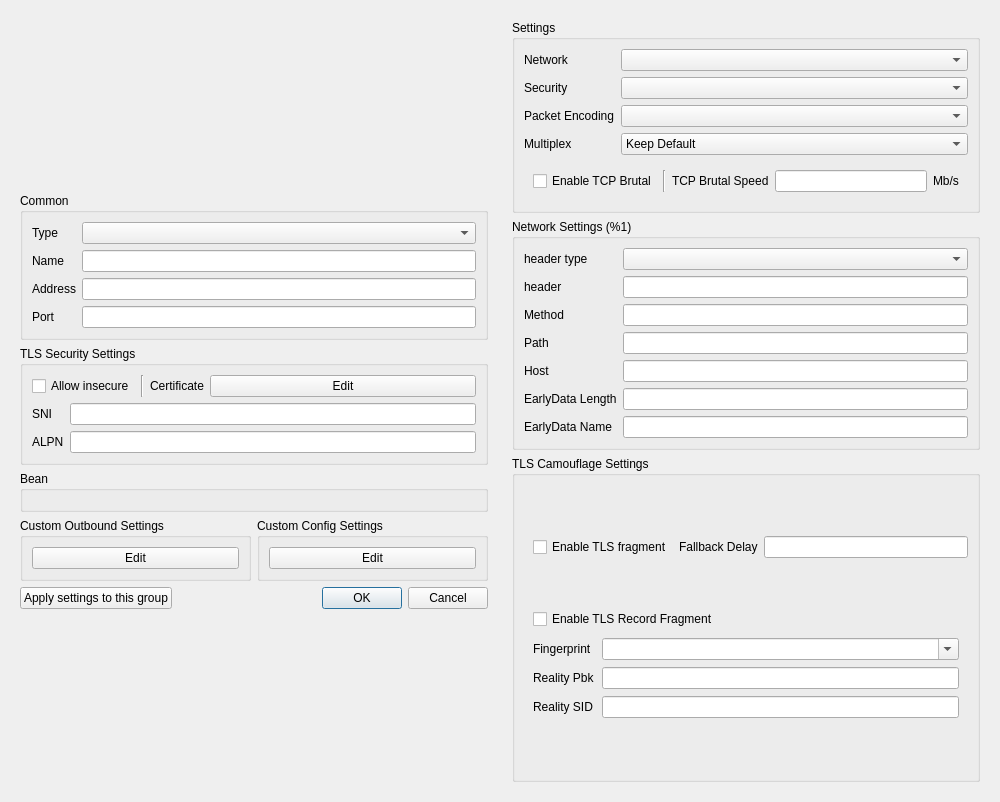
Above: include/ui/profile/dialog_edit_profile.ui from shengmo0210/Throne before the change. Below: the same form after it.
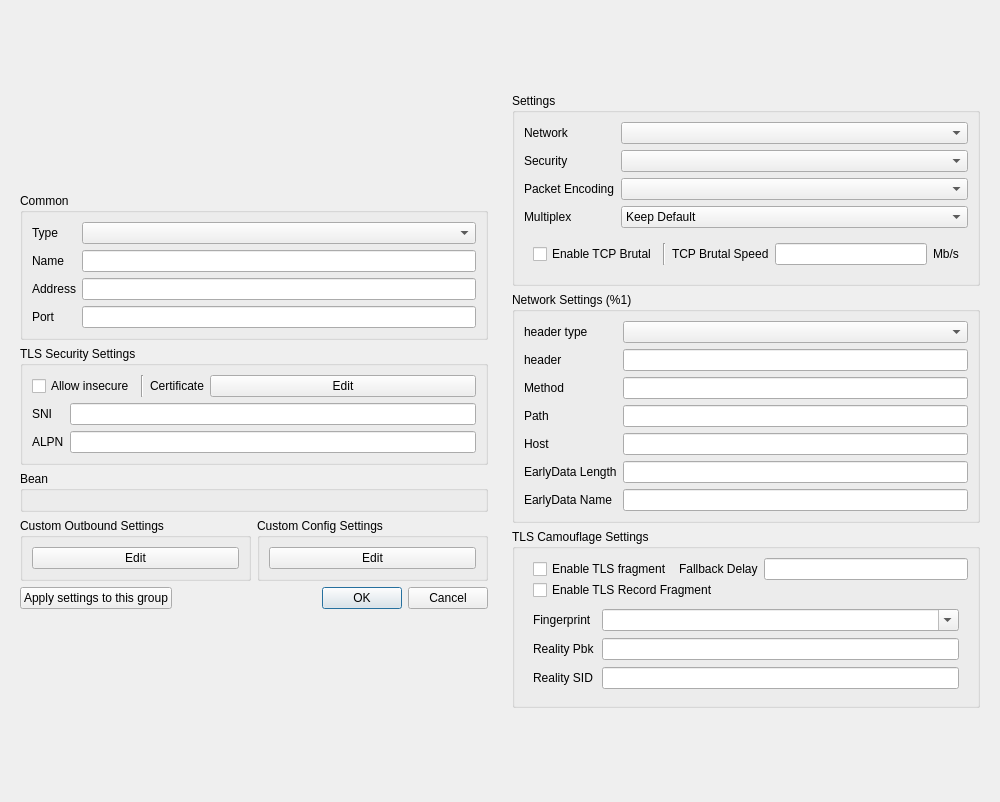
That is the form after the change. Custom widgets are drawn as their Qt base class.

Commit message: fix: import ui layout and fix #603 #620

The edit to the form file:
```diff
--- a/include/ui/profile/dialog_edit_profile.ui
+++ b/include/ui/profile/dialog_edit_profile.ui
@@ -291,7 +291,7 @@
    <item>
     <widget class="QWidget" name="right_all_w" native="true">
      <property name="sizePolicy">
-      <sizepolicy hsizetype="Preferred" vsizetype="Preferred">
+      <sizepolicy hsizetype="Preferred" vsizetype="Maximum">
        <horstretch>0</horstretch>
        <verstretch>0</verstretch>
       </sizepolicy>
@@ -299,7 +299,7 @@
      <property name="minimumSize">
       <size>
        <width>400</width>
-       <height>500</height>
+       <height>0</height>
       </size>
      </property>
      <property name="toolTip">
```
The commit also changes 2 other files.
